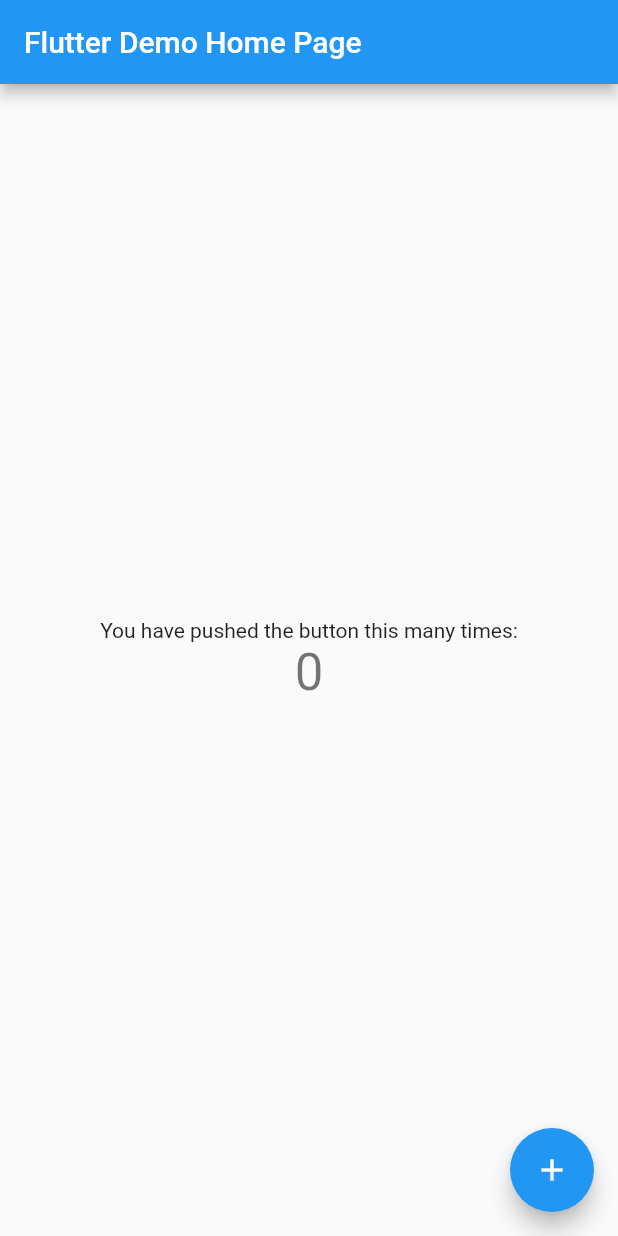
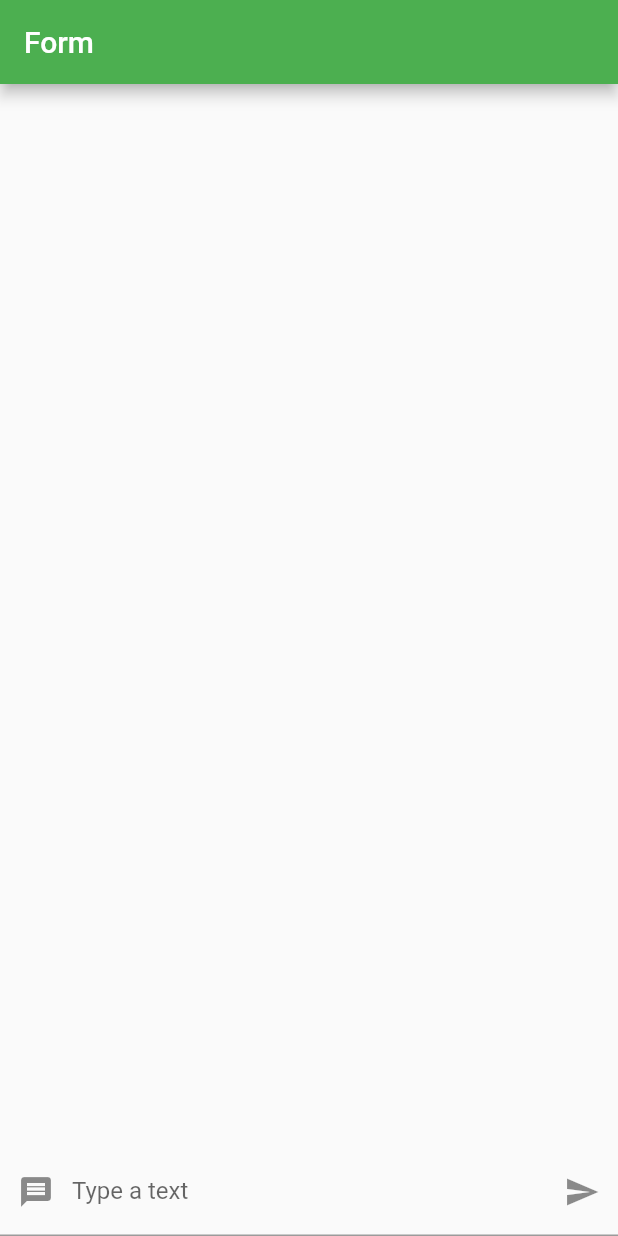
Before and after one commit to tomasz-belech/Flutter-Project, a Flutter app: the screen it shows after launch, on a phone screen of 412 x 824 dp. Run offline on Flutter 3.47's test engine with Material 2 defaults, Android fonts, the phone set to English and light mode, and no system bars.

Commit message:
created main structure , work in progress

```diff
--- a/flutter_application_1/lib/main.dart
+++ b/flutter_application_1/lib/main.dart
@@ -2,6 +2,13 @@ import 'package:flutter/material.dart';
 
 void main() {
   runApp(MyApp());
+}
+
+class Object {
+  String body;
+  String title;
+
+  Object({this.body, this.title});
 }
 
 class MyApp extends StatelessWidget {
@@ -9,109 +16,103 @@ class MyApp extends StatelessWidget {
   @override
   Widget build(BuildContext context) {
     return MaterialApp(
-      title: 'Flutter Demo',
+      title: 'Tomeks app',
       theme: ThemeData(
-        // This is the theme of your application.
-        //
-        // Try running your application with "flutter run". You'll see the
-        // application has a blue toolbar. Then, without quitting the app, try
-        // changing the primarySwatch below to Colors.green and then invoke
-        // "hot reload" (press "r" in the console where you ran "flutter run",
-        // or simply save your changes to "hot reload" in a Flutter IDE).
-        // Notice that the counter didn't reset back to zero; the application
-        // is not restarted.
-        primarySwatch: Colors.blue,
-        // This makes the visual density adapt to the platform that you run
-        // the app on. For desktop platforms, the controls will be smaller and
-        // closer together (more dense) than on mobile platforms.
+        primarySwatch: Colors.green,
         visualDensity: VisualDensity.adaptivePlatformDensity,
       ),
-      home: MyHomePage(title: 'Flutter Demo Home Page'),
+      home: MyHomePage(),
     );
   }
 }
 
 class MyHomePage extends StatefulWidget {
-  MyHomePage({Key key, this.title}) : super(key: key);
-
-  // This widget is the home page of your application. It is stateful, meaning
-  // that it has a State object (defined below) that contains fields that affect
-  // how it looks.
-
-  // This class is the configuration for the state. It holds the values (in this
-  // case the title) provided by the parent (in this case the App widget) and
-  // used by the build method of the State. Fields in a Widget subclass are
-  // always marked "final".
-
-  final String title;
-
   @override
   _MyHomePageState createState() => _MyHomePageState();
 }
 
 class _MyHomePageState extends State<MyHomePage> {
-  int _counter = 0;
+  List<Object> objects = [];
 
-  void _incrementCounter() {
-    setState(() {
-      // This call to setState tells the Flutter framework that something has
-      // changed in this State, which causes it to rerun the build method below
-      // so that the display can reflect the updated values. If we changed
-      // _counter without calling setState(), then the build method would not be
-      // called again, and so nothing would appear to happen.
-      _counter++;
+  void newObject(String text) {
+    this.setState(() {
+      objects.add(new Object(body: text, title: text));
     });
   }
 
   @override
   Widget build(BuildContext context) {
-    // This method is rerun every time setState is called, for instance as done
-    // by the _incrementCounter method above.
-    //
-    // The Flutter framework has been optimized to make rerunning build methods
-    // fast, so that you can just rebuild anything that needs updating rather
-    // than having to individually change instances of widgets.
     return Scaffold(
-      appBar: AppBar(
-        // Here we take the value from the MyHomePage object that was created by
-        // the App.build method, and use it to set our appbar title.
-        title: Text(widget.title),
-      ),
-      body: Center(
-        // Center is a layout widget. It takes a single child and positions it
-        // in the middle of the parent.
-        child: Column(
-          // Column is also a layout widget. It takes a list of children and
-          // arranges them vertically. By default, it sizes itself to fit its
-          // children horizontally, and tries to be as tall as its parent.
-          //
-          // Invoke "debug painting" (press "p" in the console, choose the
-          // "Toggle Debug Paint" action from the Flutter Inspector in Android
-          // Studio, or the "Toggle Debug Paint" command in Visual Studio Code)
-          // to see the wireframe for each widget.
-          //
-          // Column has various properties to control how it sizes itself and
-          // how it positions its children. Here we use mainAxisAlignment to
-          // center the children vertically; the main axis here is the vertical
-          // axis because Columns are vertical (the cross axis would be
-          // horizontal).
-          mainAxisAlignment: MainAxisAlignment.center,
-          children: <Widget>[
-            Text(
-              'You have pushed the button this many times:',
-            ),
-            Text(
-              '$_counter',
-              style: Theme.of(context).textTheme.headline4,
-            ),
-          ],
-        ),
-      ),
-      floatingActionButton: FloatingActionButton(
-        onPressed: _incrementCounter,
-        tooltip: 'Increment',
-        child: Icon(Icons.add),
-      ), // This trailing comma makes auto-formatting nicer for build methods.
+        appBar: AppBar(title: Text('Form')),
+        body: Column(children: <Widget>[
+          Expanded(child: ObjectList(this.objects)),
+          TextInputWidget(this.newObject)
+        ]));
+  }
+}
+
+class TextInputWidget extends StatefulWidget {
+  final Function(String) callback; // function with String as argument
+
+  TextInputWidget(this.callback);
+
+  @override
+  _TextInputWidgetState createState() => _TextInputWidgetState();
+}
+
+class _TextInputWidgetState extends State<TextInputWidget> {
+  final controller = TextEditingController();
+
+  @override
+  void dispose() {
+    super.dispose();
+    controller.dispose();
+  }
+
+  void click() {
+    widget.callback(controller.text);
+    controller.clear();
+  }
+
+  @override
+  Widget build(BuildContext context) {
+    return TextField(
+        controller: this.controller,
+        decoration: InputDecoration(
+            prefixIcon: Icon(Icons.message),
+            labelText: 'Type a text',
+            suffixIcon: IconButton(
+              icon: Icon(Icons.send),
+              onPressed: this.click,
+            )));
+  }
+}
+
+class ObjectList extends StatefulWidget {
+  final List<Object> listItems;
+
+  ObjectList(this.listItems);
+
+  @override
+  _ObjectListState createState() => _ObjectListState();
+}
+
+class _ObjectListState extends State<ObjectList> {
+  @override
+  Widget build(BuildContext context) {
+    return ListView.builder(
+      itemCount: this.widget.listItems.length,
+      itemBuilder: (context, index) {
+        var object = this.widget.listItems[index];
+        return Card(
+          child: Row(children: <Widget>[
+            Expanded(
+          child: ListTile(
+            title: Text(object.body),
+            subtitle: Text(object.title),
+          ))
+          ]));
+      },
     );
   }
 }
```
Also changed, not shown: 1 other file.
